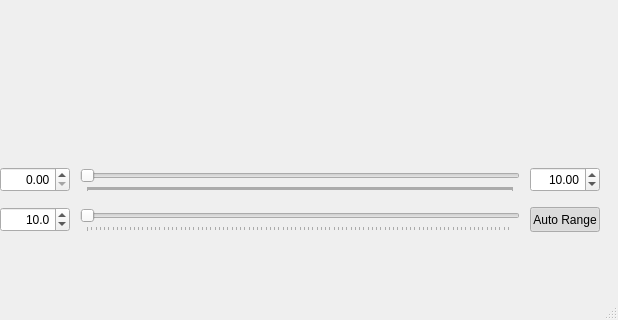
This is mainUi.ui in AntonioRIcca/Siargo as Qt 5 draws it before an edit; both pictures show x 360 to 978 and y 253 to 573 of the 978 by 573 pixel window. The edited form follows.
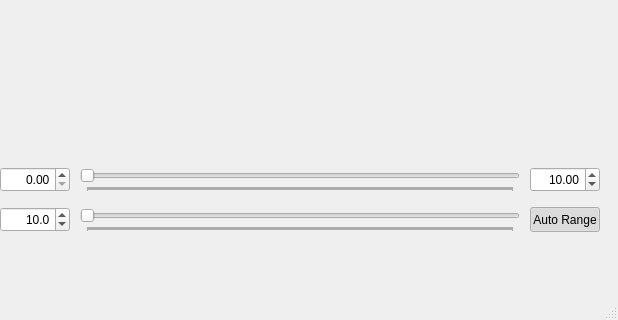
This is the edited form.

Diff of the .ui file:
```diff
--- a/mainUi.ui
+++ b/mainUi.ui
@@ -297,7 +297,7 @@
      <number>10</number>
     </property>
     <property name="pageStep">
-     <number>1000</number>
+     <number>10</number>
     </property>
     <property name="value">
      <number>10</number>
```
Left out of the diff: 4 changed lines with no effect on the pictures.
